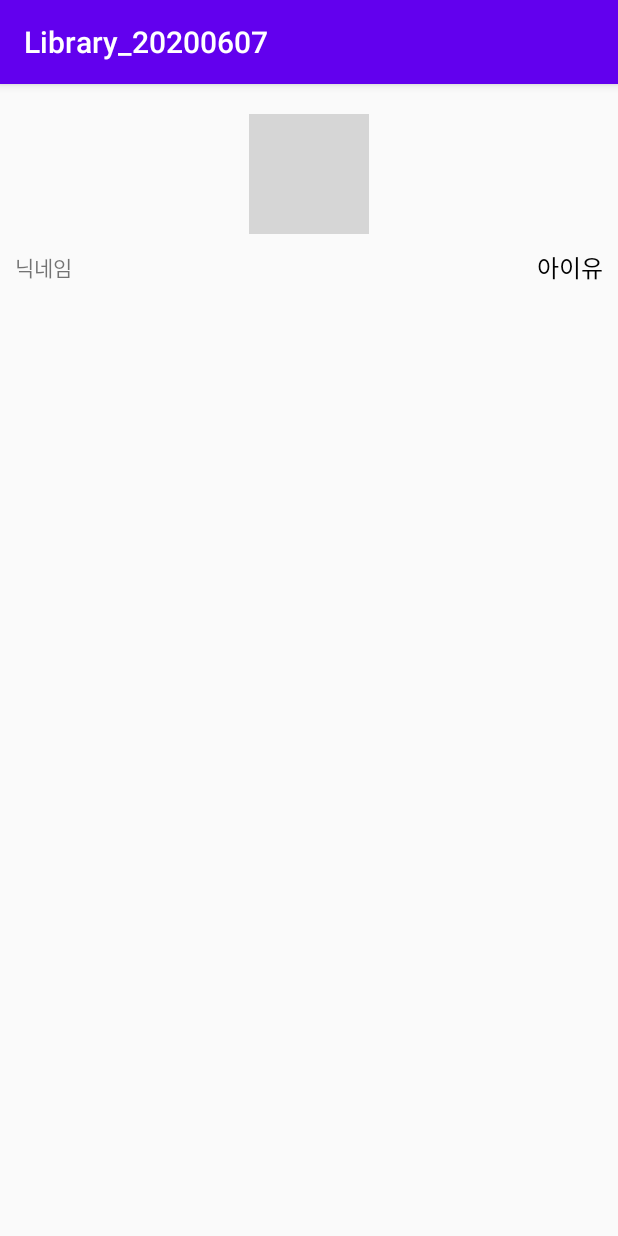
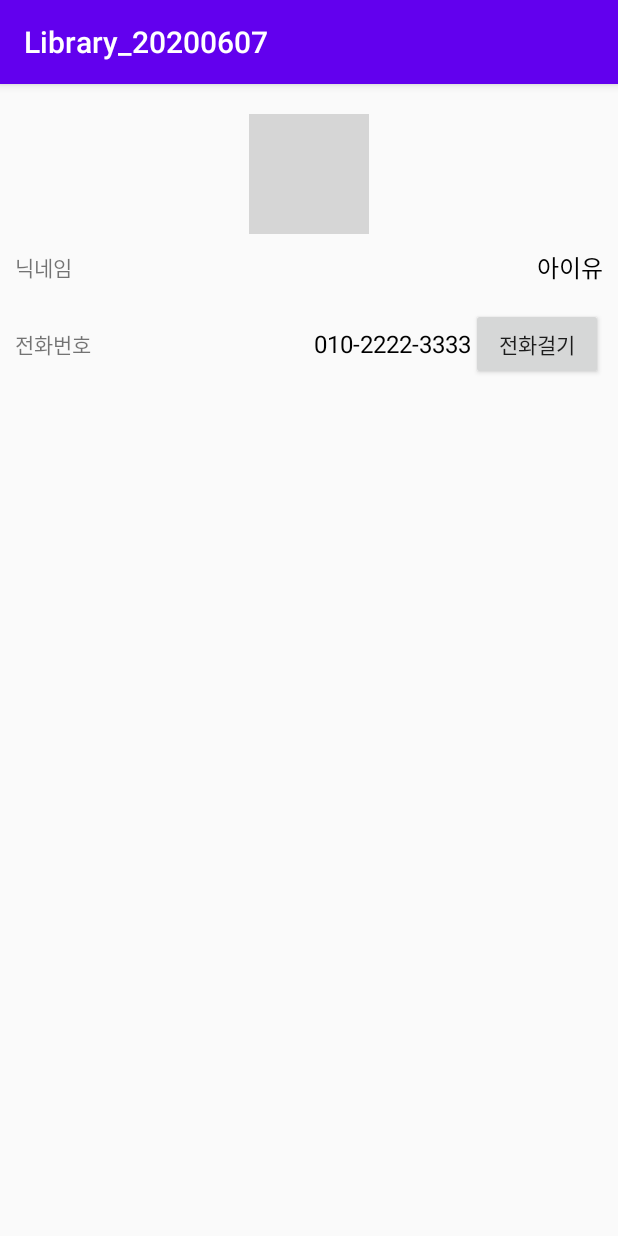
Before and after one commit to cho881020/Library_20200607, an Android app: the screen it shows after launch (MainActivity), on a phone screen of 412 x 824 dp. Run offline under Robolectric (Android 15) with nearby library versions, the phone set to English and light mode, and no system bars; our stand-ins replace CircleImageView; pictures from the network do not load; grey boxes are pictures that could not be loaded.

Commit message:
전화 걸기 (CALL) 시도 중  - Manifest에 권한 명시를 해봐도 앱이 강제종료됨

```diff
--- a/app/src/main/AndroidManifest.xml
+++ b/app/src/main/AndroidManifest.xml
@@ -3,6 +3,7 @@
     package="kr.co.tjoeun.library_20200607">
 
     <uses-permission android:name="android.permission.INTERNET"/>
+    <uses-permission android:name="android.permission.CALL_PHONE"/>
 
     <application
         android:allowBackup="true"
--- a/app/src/main/java/kr/co/tjoeun/library_20200607/MainActivity.kt
+++ b/app/src/main/java/kr/co/tjoeun/library_20200607/MainActivity.kt
@@ -1,6 +1,7 @@
 package kr.co.tjoeun.library_20200607
 
 import android.content.Intent
+import android.net.Uri
 import androidx.appcompat.app.AppCompatActivity
 import android.os.Bundle
 import android.util.Log
@@ -18,6 +19,12 @@ class MainActivity : BaseActivity() {
 
     override fun setupEvents() {
 
+        callBtn.setOnClickListener {
+            val myUri = Uri.parse("tel:${phoneNumTxt.text}")
+            val myIntent = Intent(Intent.ACTION_CALL, myUri)
+            startActivity(myIntent)
+        }
+
         profileImg.setOnClickListener {
             val myIntent = Intent(mContext, ViewProfileImageActivity::class.java)
             startActivity(myIntent)
--- a/app/src/main/res/layout/activity_main.xml
+++ b/app/src/main/res/layout/activity_main.xml
@@ -51,5 +51,38 @@
 
     </LinearLayout>
 
+    <LinearLayout
+        android:layout_marginTop="15dp"
+        android:layout_width="match_parent"
+        android:layout_height="wrap_content"
+        android:orientation="horizontal"
+        android:gravity="center_vertical">
+
+        <TextView
+            android:layout_width="wrap_content"
+            android:layout_height="wrap_content"
+            android:text="전화번호" />
+
+        <TextView
+            android:layout_width="0dp"
+            android:layout_height="wrap_content"
+            android:layout_weight="1" />
+
+        <TextView
+            android:id="@+id/phoneNumTxt"
+            android:layout_width="wrap_content"
+            android:layout_height="wrap_content"
+            android:textSize="16sp"
+            android:textColor="@color/black"
+            android:text="010-2222-3333"/>
+
+        <Button
+            android:id="@+id/callBtn"
+            android:layout_width="wrap_content"
+            android:layout_height="wrap_content"
+            android:text="전화걸기" />
+
+    </LinearLayout>
+
 
 </LinearLayout>
```
